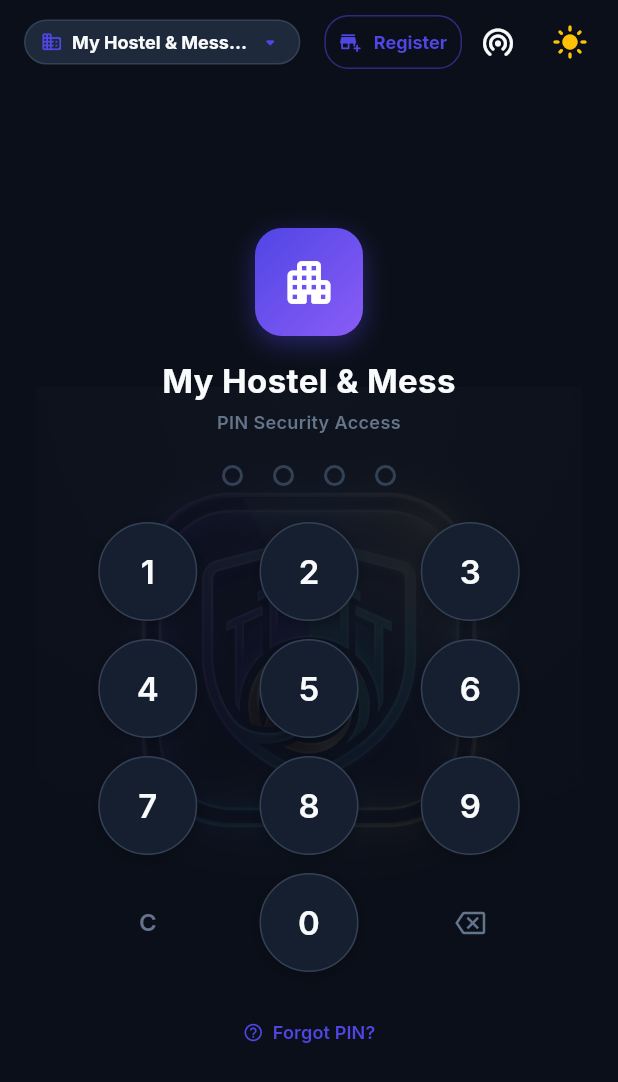
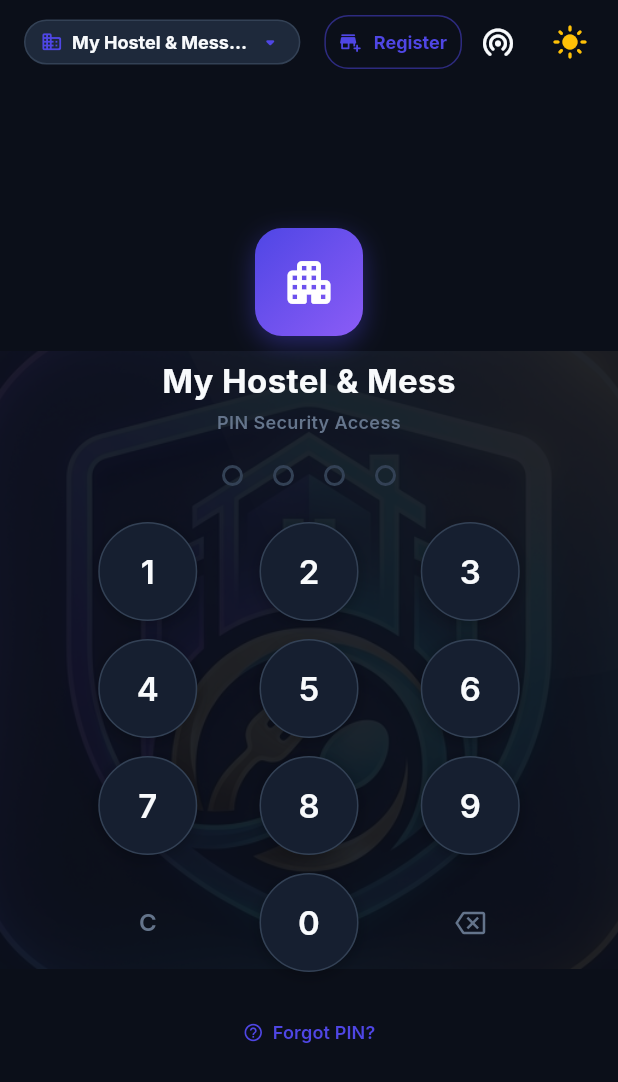
Before and after one commit to neeraj49yadav/Hostel-and-Mess-Management-System, a Flutter app: the screen it shows after launch, on a phone screen of 412 x 824 dp. Shown: the top 1082 px of the screen. Run offline on Flutter 3.47's test engine with Material 3 defaults, Android fonts, the phone set to English and light mode, and no system bars; our stand-ins replace google_fonts, image_picker, pdf, printing, shared_preferences; accounts and stored records are empty; network calls fail.

Commit message:
Scale watermark app logo to 2X size on PIN authentication screen

```diff
--- a/frontend/lib/screens/auth/pin_screen.dart
+++ b/frontend/lib/screens/auth/pin_screen.dart
@@ -902,19 +902,15 @@ class _PinScreenState extends State<PinScreen> {
       ),
       body: Stack(
         children: [
-          // 🌊 App Logo Background Watermark (Login Page Only - Responsive & Fully In-Frame)
+          // 🌊 App Logo Background Watermark (2X Larger Scale)
           Positioned.fill(
             child: IgnorePointer(
               child: Center(
-                child: Padding(
-                  padding: const EdgeInsets.symmetric(horizontal: 24, vertical: 32),
-                  child: ConstrainedBox(
-                    constraints: const BoxConstraints(
-                      maxWidth: 460,
-                      maxHeight: 460,
-                    ),
+                child: ClipRect(
+                  child: Transform.scale(
+                    scale: 2.0,
                     child: Opacity(
-                      opacity: isDark ? 0.08 : 0.05,
+                      opacity: isDark ? 0.09 : 0.06,
                       child: Image.asset(
                         'assets/images/app_logo.jpg',
                         fit: BoxFit.contain,
```
